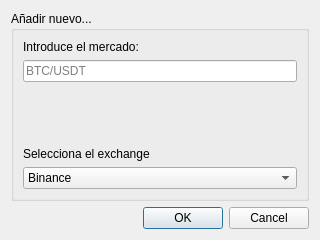
Before: the Qt Designer form src/dialogaddmarket.ui in katmai1/qtradingview2, drawn with Qt 5.
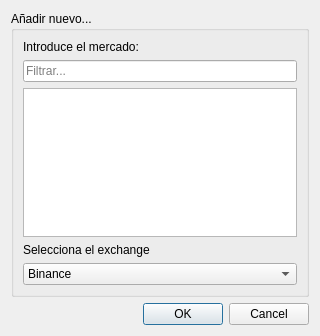
After: the same form once the commit is applied. Icons and pictures are not drawn.

Commit message:
update dialog add market
add list markets from selected exchange
edit widget to filter list

Patch:
```diff
--- a/src/dialogaddmarket.ui
+++ b/src/dialogaddmarket.ui
@@ -10,7 +10,7 @@
     <x>0</x>
     <y>0</y>
     <width>320</width>
-    <height>240</height>
+    <height>336</height>
    </rect>
   </property>
   <property name="windowTitle">
@@ -39,13 +39,23 @@
          <string/>
         </property>
         <property name="placeholderText">
-         <string>BTC/USDT</string>
+         <string>Filtrar...</string>
         </property>
         <property name="clearButtonEnabled">
          <bool>true</bool>
         </property>
        </widget>
       </item>
+      <item>
+       <widget class="QListView" name="listMarkets">
+        <property name="editTriggers">
+         <set>QAbstractItemView::NoEditTriggers</set>
+        </property>
+        <property name="alternatingRowColors">
+         <bool>true</bool>
+        </property>
+       </widget>
+      </item>
       <item>
        <spacer name="verticalSpacer">
         <property name="orientation">
```
Left out of the diff: 6 changed lines with no effect on the pictures. The commit also changes 4 other files.
